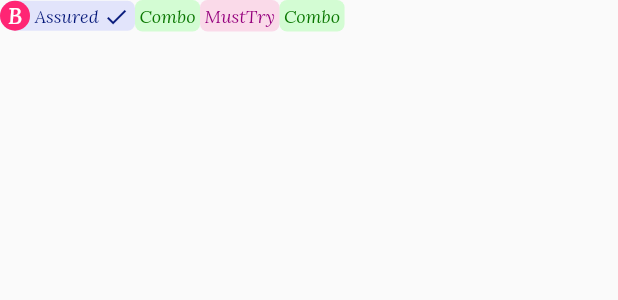
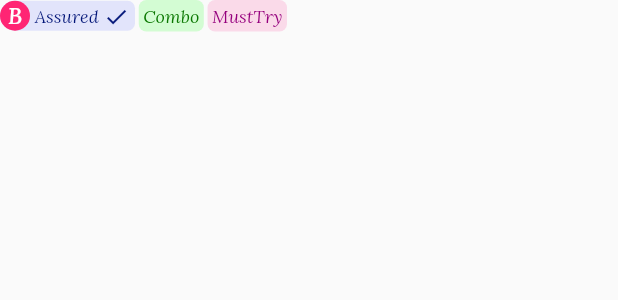
Before and after one commit to vijayinyoutube/Bojana_Food_Delivery_App, a Flutter app: what buildRecmdTags() shows on an empty page, opened directly, on a phone screen of 412 x 824 dp. Shown: the top 300 px of the screen. Run offline on Flutter 3.47's test engine with Material 2 defaults, Android fonts, the phone set to English and light mode, and no system bars; our stand-ins replace google_fonts, hexcolor.

Commit message:
code refactoring

```diff
--- a/lib/Declarations/Global/GlobalDeclarations.dart
+++ b/lib/Declarations/Global/GlobalDeclarations.dart
@@ -1,6 +1,6 @@
 import 'package:hexcolor/hexcolor.dart';
 import 'package:flutter/material.dart';
 
+Color secondaryColor = HexColor("#1E00D7");
 Color primaryColor = HexColor("#FF2574");
-Color secondaryColor = HexColor("#1E00D7");
 Color accentColor = HexColor("#C5C0C0");
--- a/lib/Repository/Dashboard/CategoryRepo.dart
+++ b/lib/Repository/Dashboard/CategoryRepo.dart
@@ -1,10 +1,10 @@
 class Category {
+  final String categoryName;
   final String imagePath;
-  final String categoryName;
 
   Category({
+    this.categoryName,
     this.imagePath,
-    this.categoryName,
   });
 }
 
--- a/lib/Screens/DashboardPage/Widgets/1Body.dart
+++ b/lib/Screens/DashboardPage/Widgets/1Body.dart
@@ -1,10 +1,10 @@
 import 'package:bojana/GeneralWidgets/GWidget.dart';
 import 'package:flutter/material.dart';
+import '6Recommendation.dart';
+import '5QuickSelect.dart';
 import '2Location.dart';
+import '4TopTags.dart';
 import '3Search.dart';
-import '4TopTags.dart';
-import '5QuickSelect.dart';
-import '6Recommendation.dart';
 
 class BodyClass extends StatefulWidget {
   BodyClass({Key key}) : super(key: key);
--- a/lib/Screens/DashboardPage/Widgets/6Recommendation.dart
+++ b/lib/Screens/DashboardPage/Widgets/6Recommendation.dart
@@ -39,7 +39,6 @@ Widget buildRecommendedText() => Container(
 
 Widget buildRecmdDetailedCard(BuildContext context, int index) => Container(
       width: MediaQuery.of(context).size.width,
-      //  height: 250,
       decoration: BoxDecoration(
         borderRadius: BorderRadius.circular(10.00),
       ),
@@ -65,7 +64,7 @@ Widget buildRecmdDetailedCard(BuildContext context, int index) => Container(
                 child: Column(
                   children: [
                     buildRestaurantDetails(index, context),
-                    buildRecmdTags(),
+                    buildRecmdTags(index),
                   ],
                 ),
               ),
@@ -240,12 +239,12 @@ Widget buildRestaurantDetails(int index, BuildContext context) => Container(
       ),
     );
 
-Widget buildRecmdTags() => Row(
+Widget buildRecmdTags(int index) => Row(
       children: [
-        buildBAssuredTag(),
-        buildTag("Combo", comboContainerColor, comboTextColor),
-         buildTag("MustTry", mustTryContainerColor, mustTryCTextColor),
-          buildTag("Combo", comboContainerColor, comboTextColor),
+        if (restaurantDetails[index].isAssured) buildBAssuredTag(),
+        for (var i = 0; i < 4; i++)
+          if (restaurantDetails[index].tags[i] == 1)
+            buildTag(tagLists[i], containerColor[i], txtColor[i]),
       ],
     );
 
@@ -306,7 +305,9 @@ Widget buildBAssuredTag() => Container(
       ),
     );
 
-Widget buildTag(String tag, Color tagCntColor, Color tagTxtColor) => Container(
+Widget buildTag(String tag, Color tagCntColor, Color tagTxtColor) => Padding(
+      padding: const EdgeInsets.only(left: 2.5),
+      child: Container(
         decoration: BoxDecoration(
           borderRadius: BorderRadius.circular(5.0),
           color: tagCntColor.withOpacity(0.45),
@@ -324,4 +325,5 @@ Widget buildTag(String tag, Color tagCntColor, Color tagTxtColor) => Container(
             ),
           ),
         ),
+      ),
     );
--- a/lib/main.dart
+++ b/lib/main.dart
@@ -1,6 +1,6 @@
+import 'Screens/DashboardPage/UI/DashBoard.dart';
 import 'package:flutter/material.dart';
 
-import 'Screens/DashboardPage/UI/DashBoard.dart';
 
 void main() {
   runApp(MyApp());
```
Also changed, not shown: lib/Declarations/DashboardDeclr.dart (+32 -6 lines), lib/Repository/Dashboard/RestaurantRepo.dart (+34 -29 lines). Lines whose indentation alone changed are shown as unchanged.
